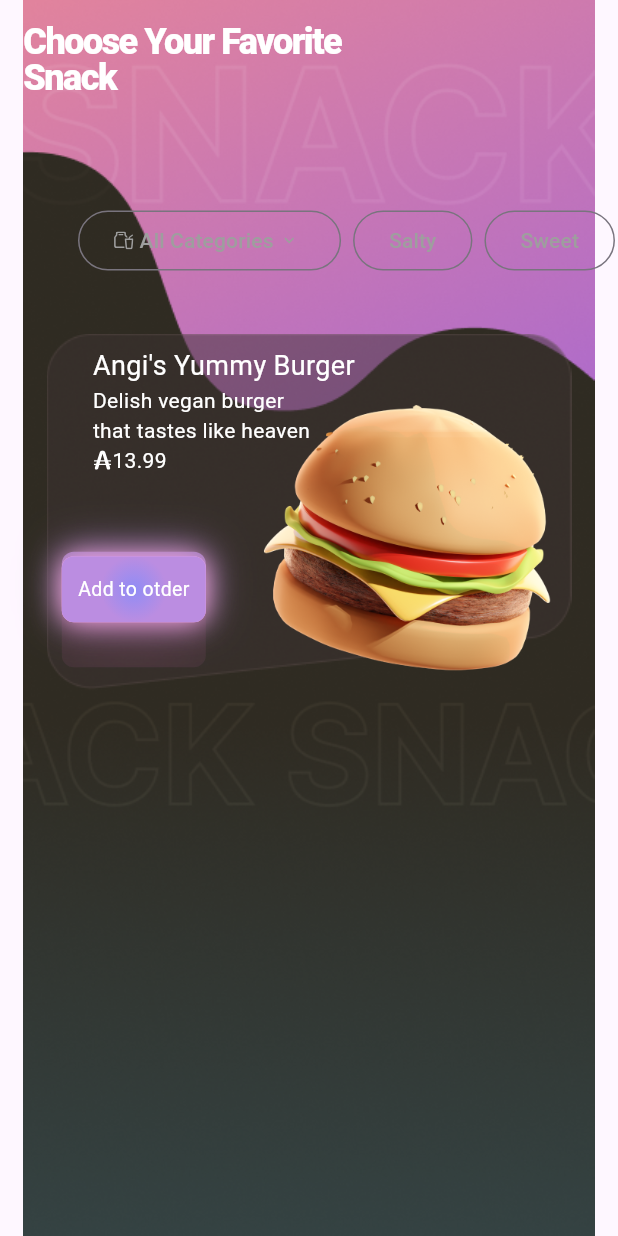
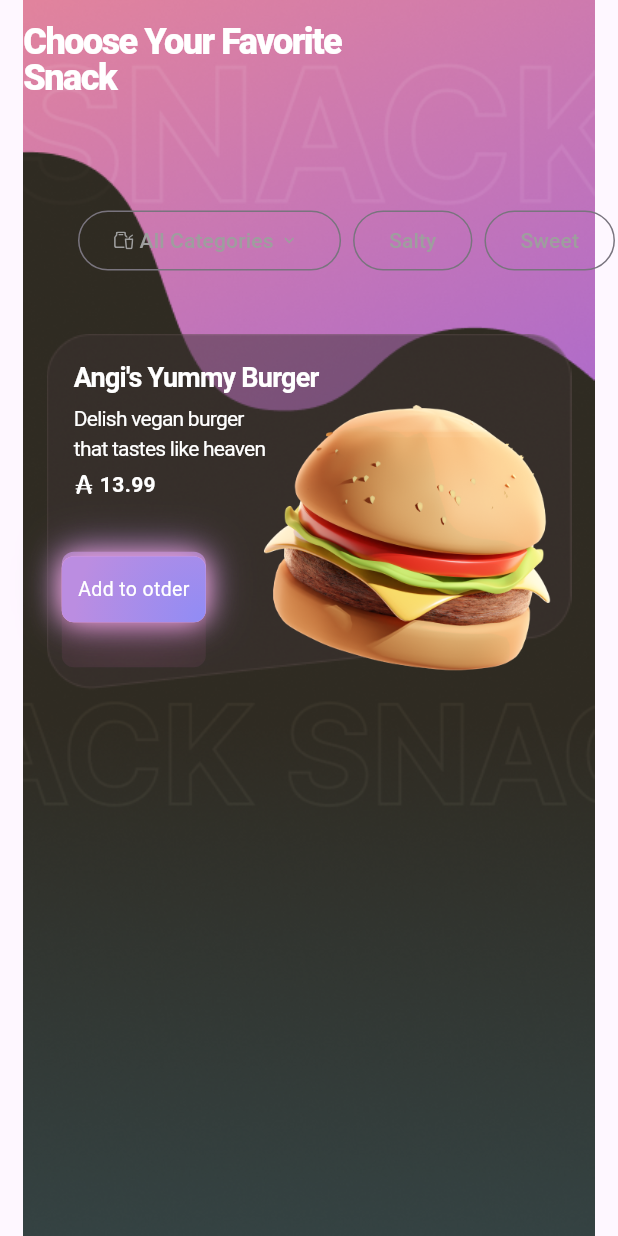
Before and after one commit to AppAk-SBerger/jp_screens, a Flutter app: the Order screen opened directly, on a phone screen of 412 x 824 dp. Run offline on Flutter 3.47's test engine with Material 3 defaults, Android fonts, the phone set to English and light mode, and no system bars; our stand-ins replace flutter_svg.

Commit message:
minor changes on 'cut_card'

```diff
--- a/lib/order.dart
+++ b/lib/order.dart
@@ -217,27 +217,32 @@ class Order extends StatelessWidget {
               ),
             ),
             Positioned(
-              top: screenHeight * 0.28,
-              left: screenWidth * 0.15,
+              top: screenHeight * 0.29,
+              left: screenWidth * 0.12,
               child: Row(
                 crossAxisAlignment: CrossAxisAlignment.start,
                 mainAxisAlignment: MainAxisAlignment.spaceBetween,
                 children: [
                   Column(
                     crossAxisAlignment: CrossAxisAlignment.start,
+                    spacing: 4,
                     children: [
                       Text(
                           style: TextStyle(
                             fontSize: 18,
+                            fontWeight: FontWeight.w700,
+                            letterSpacing: -0.5,
                             color: Color(0xFFFFFFFF),
                           ),
                           "Angi's Yummy Burger"),
                       Text(
                           style: TextStyle(
+                            letterSpacing: -0.5,
                             color: Color(0xFFFFFFFF),
                           ),
                           "Delish vegan burger\nthat tastes like heaven"),
                       Row(
+                        spacing: 4,
                         children: [
                           SvgPicture.asset(
                               height: 13,
@@ -249,6 +254,8 @@ class Order extends StatelessWidget {
                               'assets/icons/A.svg'),
                           Text(
                               style: TextStyle(
+                                fontSize: 14,
+                                fontWeight: FontWeight.w700,
                                 color: Color(0xFFFFFFFF),
                               ),
                               '13.99')
@@ -269,6 +276,8 @@ class Order extends StatelessWidget {
                 decoration: BoxDecoration(
                   backgroundBlendMode: BlendMode.srcOver,
                   gradient: RadialGradient(
+                    center: Alignment.bottomRight,
+                    radius: 2,
                     colors: [
                       const Color(0xFF908CF5),
                       const Color(0xFFBB8DE1),
```
